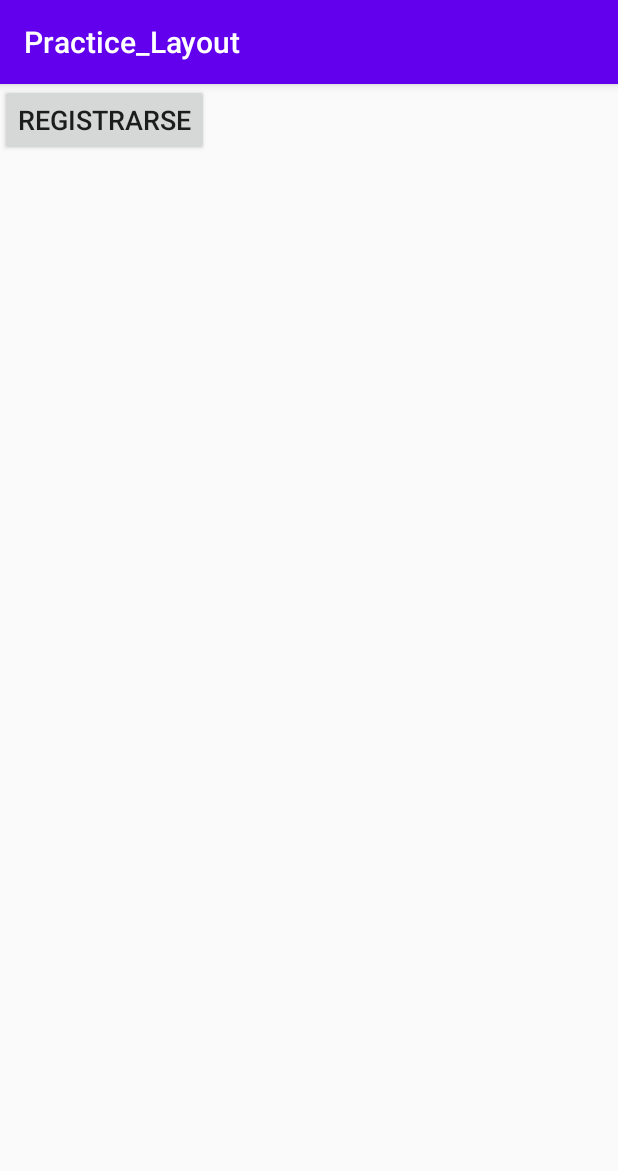
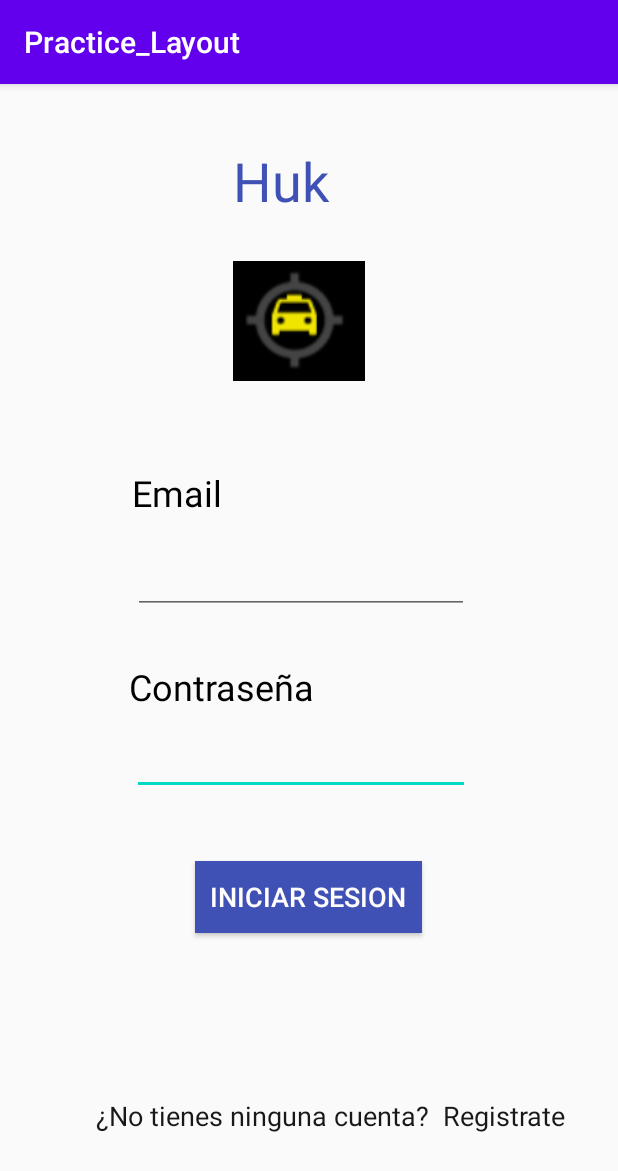
Before and after one commit to Francisco-Julian-Jurdo-Ceron/ApiWeb, an Android app: the screen it shows after launch (MainActivity), on a phone screen of 412 x 824 dp. Shown: the top 1171 px of the screen. Run offline under Robolectric (Android 15) with nearby library versions, the phone set to English and light mode, and no system bars.

Commit message:
leyout login

```diff
--- a/app/src/main/res/layout/activity_main.xml
+++ b/app/src/main/res/layout/activity_main.xml
@@ -7,11 +7,108 @@
     tools:context=".MainActivity">
 
     <Button
-        android:id="@+id/button"
+        android:id="@+id/buttonLogin"
         android:layout_width="wrap_content"
         android:layout_height="wrap_content"
-        android:text="Registrarse"
+        android:layout_marginTop="44dp"
+        android:background="#3F51B5"
+        android:padding="10dp"
+        android:text="Iniciar Sesion"
+        android:textColor="#FFFCFC"
         android:textSize="18sp"
-        tools:layout_editor_absoluteX="148dp"
-        tools:layout_editor_absoluteY="341dp" />
+        app:layout_constraintBottom_toTopOf="@+id/labelRegister"
+        app:layout_constraintEnd_toEndOf="parent"
+        app:layout_constraintHorizontal_bias="0.498"
+        app:layout_constraintStart_toStartOf="parent"
+        app:layout_constraintTop_toBottomOf="@+id/editTextTextPassword"
+        app:layout_constraintVertical_bias="0.0" />
+
+    <EditText
+        android:id="@+id/editTextTextPassword"
+        android:layout_width="225dp"
+        android:layout_height="44dp"
+        android:layout_marginTop="12dp"
+        android:ems="10"
+        android:inputType="textPassword"
+        app:layout_constraintEnd_toEndOf="parent"
+        app:layout_constraintHorizontal_bias="0.473"
+        app:layout_constraintStart_toStartOf="parent"
+        app:layout_constraintTop_toBottomOf="@+id/labelPassword" />
+
+    <TextView
+        android:id="@+id/labelEmail"
+        android:layout_width="120dp"
+        android:layout_height="40dp"
+        android:layout_marginTop="56dp"
+        android:text="Email"
+        android:textColor="#000000"
+        android:textSize="24sp"
+        app:layout_constraintEnd_toEndOf="parent"
+        app:layout_constraintHorizontal_bias="0.302"
+        app:layout_constraintStart_toStartOf="parent"
+        app:layout_constraintTop_toBottomOf="@+id/imageView" />
+
+    <TextView
+        android:id="@+id/labelRegister"
+        android:layout_width="wrap_content"
+        android:layout_height="wrap_content"
+        android:layout_marginStart="24dp"
+        android:layout_marginBottom="68dp"
+        android:text="¿No tienes ninguna cuenta?  Registrate"
+        android:textColor="#191818"
+        android:textSize="18sp"
+        app:layout_constraintBottom_toBottomOf="parent"
+        app:layout_constraintEnd_toEndOf="parent"
+        app:layout_constraintHorizontal_bias="0.538"
+        app:layout_constraintStart_toStartOf="parent" />
+
+    <EditText
+        android:id="@+id/editTextTextEmailAddress"
+        android:layout_width="224dp"
+        android:layout_height="41dp"
+        android:layout_marginTop="16dp"
+        android:ems="10"
+        android:inputType="textEmailAddress"
+        app:layout_constraintEnd_toEndOf="parent"
+        app:layout_constraintHorizontal_bias="0.47"
+        app:layout_constraintStart_toStartOf="parent"
+        app:layout_constraintTop_toBottomOf="@+id/labelEmail" />
+
+    <TextView
+        android:id="@+id/labelPassword"
+        android:layout_width="wrap_content"
+        android:layout_height="wrap_content"
+        android:layout_marginTop="32dp"
+        android:text="Contraseña"
+        android:textColor="#000000"
+        android:textSize="24sp"
+        app:layout_constraintEnd_toEndOf="parent"
+        app:layout_constraintHorizontal_bias="0.298"
+        app:layout_constraintStart_toStartOf="parent"
+        app:layout_constraintTop_toBottomOf="@+id/editTextTextEmailAddress" />
+
+    <ImageView
+        android:id="@+id/imageView"
+        android:layout_width="88dp"
+        android:layout_height="84dp"
+        android:layout_marginTop="32dp"
+        app:layout_constraintEnd_toEndOf="parent"
+        app:layout_constraintHorizontal_bias="0.479"
+        app:layout_constraintStart_toStartOf="parent"
+        app:layout_constraintTop_toBottomOf="@+id/labelHack"
+        app:srcCompat="@drawable/hukIcon" />
+
+    <TextView
+        android:id="@+id/labelHack"
+        android:layout_width="100dp"
+        android:layout_height="44dp"
+        android:layout_marginTop="40dp"
+        android:text="Huk"
+        android:textColor="#3F51B5"
+        android:textSize="36sp"
+        app:layout_constraintEnd_toEndOf="parent"
+        app:layout_constraintHorizontal_bias="0.498"
+        app:layout_constraintStart_toStartOf="parent"
+        app:layout_constraintTop_toTopOf="parent" />
+
 </androidx.constraintlayout.widget.ConstraintLayout>
```
Also changed, not shown: app/src/main/res/drawable/hukIcon.png (added).
